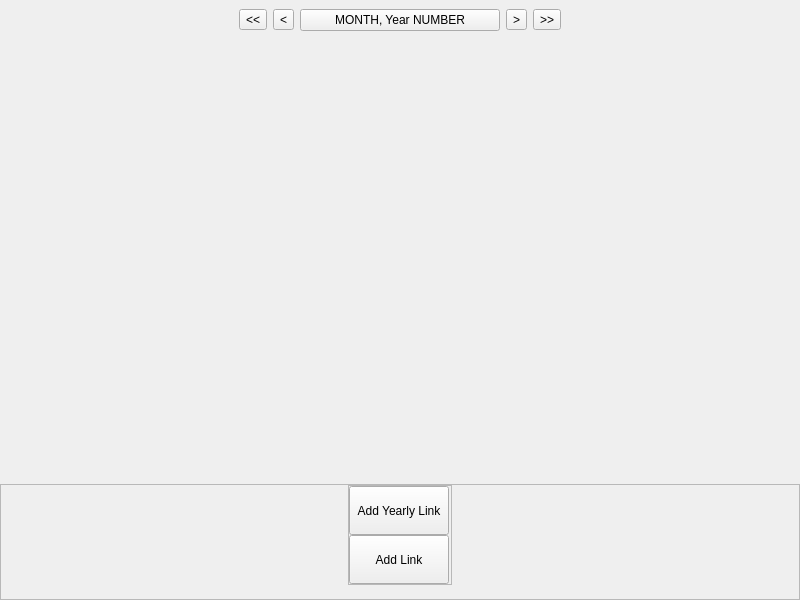
First picture: the form in ui/editors/calendareditor.ui, repository ilyayae/SpaceTimeHeart, before the edit.
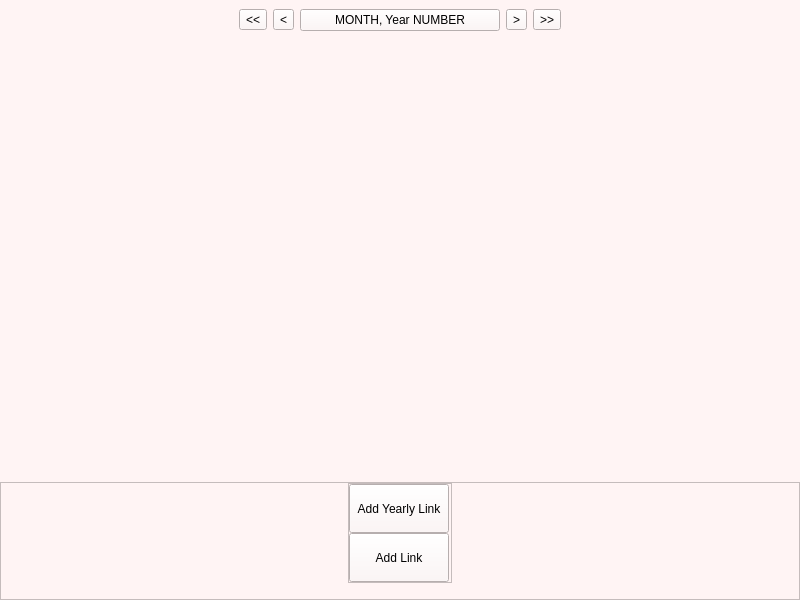
Second picture: the form after the edit.

```diff
--- a/ui/editors/calendareditor.ui
+++ b/ui/editors/calendareditor.ui
@@ -13,6 +13,11 @@
   <property name="windowTitle">
    <string>MainWindow</string>
   </property>
+  <property name="styleSheet">
+   <string notr="true">QWidget  {
+    background-color: #FFF4F4; 
+}</string>
+  </property>
   <widget class="QWidget" name="centralwidget">
    <layout class="QVBoxLayout" name="verticalLayout">
     <property name="spacing">
@@ -130,7 +135,7 @@
       <property name="minimumSize">
        <size>
         <width>0</width>
-        <height>116</height>
+        <height>118</height>
        </size>
       </property>
       <property name="layoutDirection">
```
